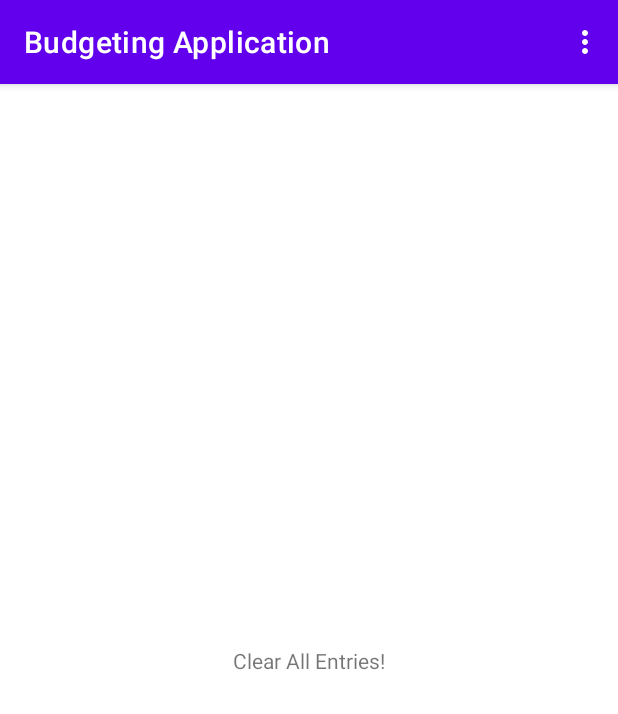
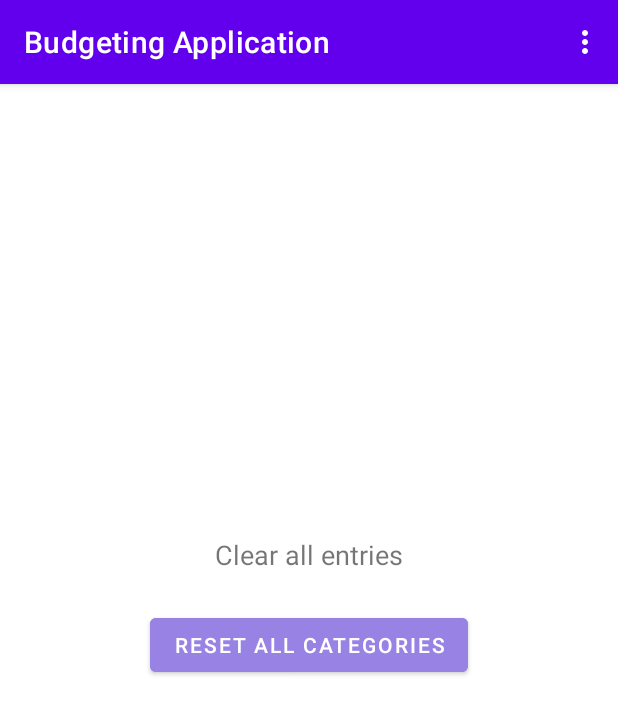
Before and after one commit to cainlouis/Budgeting_application, an Android app: the ClearAllEntriesActivity screen opened directly, with no data from a screen before it, on a phone screen of 412 x 824 dp. Shown: the top 714 px of the screen. Run offline under Robolectric (Android 15) with nearby library versions, the phone set to English and light mode, and no system bars.

Commit message:
Re-add codes and layout for clear-all-entries activity

```diff
--- a/app/src/main/java/com/example/budgetingapplication/ClearAllEntriesActivity.kt
+++ b/app/src/main/java/com/example/budgetingapplication/ClearAllEntriesActivity.kt
@@ -1,11 +1,33 @@
 package com.example.budgetingapplication
 
+import android.media.metrics.Event
 import androidx.appcompat.app.AppCompatActivity
 import android.os.Bundle
+import android.widget.Button
+import android.widget.Toast
+import androidx.appcompat.app.AlertDialog
 
 class ClearAllEntriesActivity : MenuActivity() {
+    private lateinit var button: Button
     override fun onCreate(savedInstanceState: Bundle?) {
         super.onCreate(savedInstanceState)
         setContentView(R.layout.activity_clear_all_entries)
+
+        button = findViewById(R.id.reset_btn)
+        button.setOnClickListener() {
+            createDialog()
+        }
+    }
+    private fun createDialog() {
+        val confirmationDialog = AlertDialog.Builder(this)
+            .setTitle("Confirmation")
+            .setMessage("Are you sure to reset all categories?")
+            .setPositiveButton("Yes") { _, _ ->
+                Toast.makeText(this, "All categories have been reset", Toast.LENGTH_SHORT).show() // _, _ are anonymous value parameter
+            }
+            .setNegativeButton("No") { _, _ ->
+                Toast.makeText(this, "All categories were not reset", Toast.LENGTH_SHORT).show()
+            }.create()
+        confirmationDialog.show() // show the dialog
     }
 }
--- a/app/src/main/res/layout/activity_clear_all_entries.xml
+++ b/app/src/main/res/layout/activity_clear_all_entries.xml
@@ -7,12 +7,26 @@
     tools:context=".ClearAllEntriesActivity">
 
     <TextView
+        android:id="@+id/textView2"
         android:layout_width="wrap_content"
         android:layout_height="wrap_content"
-        android:text="Clear All Entries!"
+        android:text="@string/clear_all_entries"
+        android:textSize="18sp"
         app:layout_constraintBottom_toBottomOf="parent"
-        app:layout_constraintLeft_toLeftOf="parent"
-        app:layout_constraintRight_toRightOf="parent"
-        app:layout_constraintTop_toTopOf="parent" />
+        app:layout_constraintEnd_toEndOf="parent"
+        app:layout_constraintStart_toStartOf="parent"
+        app:layout_constraintTop_toTopOf="parent"
+        app:layout_constraintVertical_bias="0.405" />
+
+    <Button
+        android:id="@+id/reset_btn"
+        android:layout_width="wrap_content"
+        android:layout_height="wrap_content"
+        android:layout_marginTop="24dp"
+        android:backgroundTint="#9883E5"
+        android:text="@string/reset_button"
+        app:layout_constraintEnd_toEndOf="parent"
+        app:layout_constraintStart_toStartOf="parent"
+        app:layout_constraintTop_toBottomOf="@+id/textView2" />
 
 </androidx.constraintlayout.widget.ConstraintLayout>
--- a/app/src/main/res/values/strings.xml
+++ b/app/src/main/res/values/strings.xml
@@ -9,6 +9,7 @@
     <string name="money_spent">Money Spent</string>
     <string name="category">Category</string>
     <string name="amount">Amount</string>
+    <string name="reset_button">Reset all categories</string>
     <string-array name="categories_array">
         <item>Transportation</item>
         <item>Home food</item>
```
